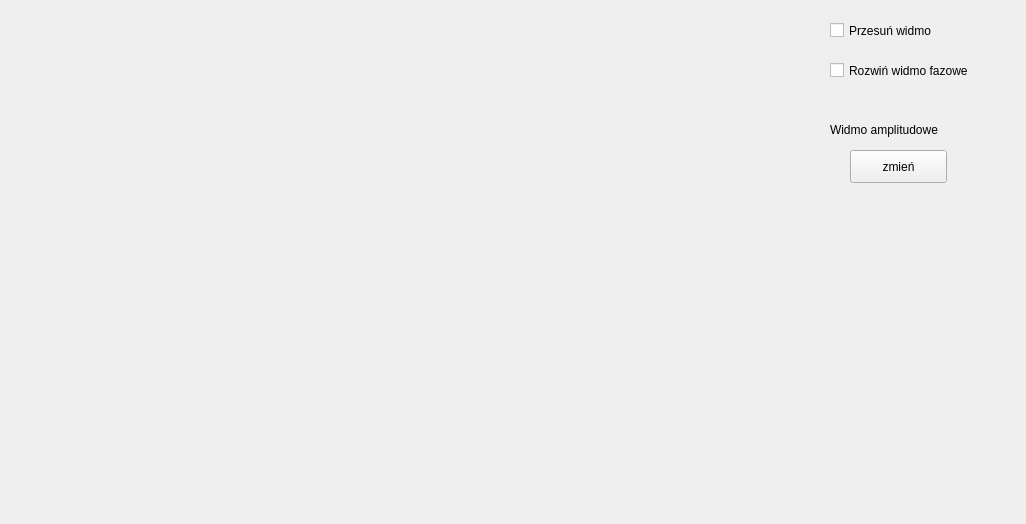
Above: mp3_player/forms/visualisation.ui from adam123600/mp3_player_QT before the change. Below: the same form after it.
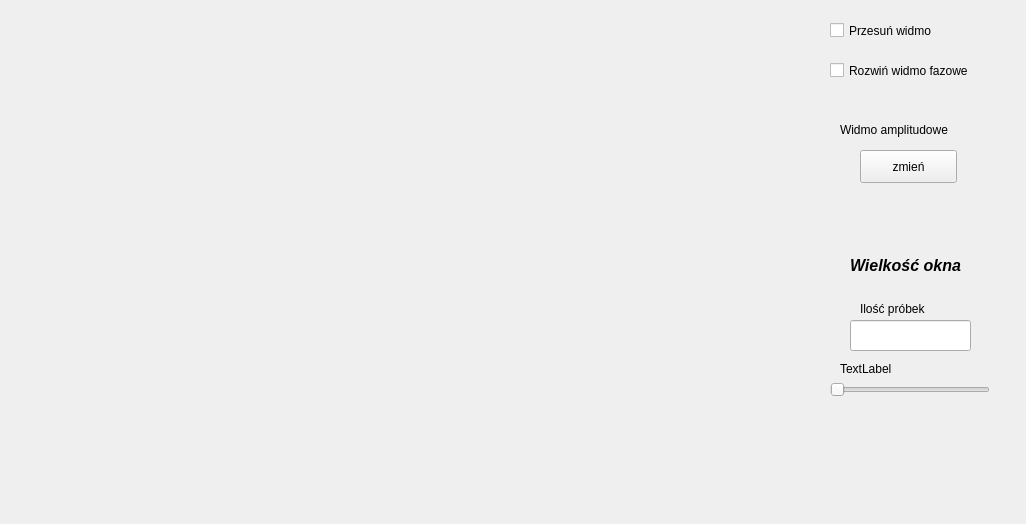
That is the form after the change.

Commit message: Dodanie możliwości zmiany ilości próbek poddawanych transformacie (zmiana wielkości okna czasowego)

Patch:
```diff
--- a/mp3_player/forms/visualisation.ui
+++ b/mp3_player/forms/visualisation.ui
@@ -16,7 +16,7 @@
   <widget class="QPushButton" name="pbChangeSpectrum">
    <property name="geometry">
     <rect>
-     <x>850</x>
+     <x>860</x>
      <y>150</y>
      <width>97</width>
      <height>33</height>
@@ -29,7 +29,7 @@
   <widget class="QLabel" name="labelSpectrum">
    <property name="geometry">
     <rect>
-     <x>830</x>
+     <x>840</x>
      <y>120</y>
      <width>151</width>
      <height>20</height>
@@ -71,6 +71,76 @@
     <string>Rozwiń widmo fazowe</string>
    </property>
   </widget>
+  <widget class="QSlider" name="sliderSamplesCount">
+   <property name="geometry">
+    <rect>
+     <x>830</x>
+     <y>380</y>
+     <width>160</width>
+     <height>20</height>
+    </rect>
+   </property>
+   <property name="orientation">
+    <enum>Qt::Horizontal</enum>
+   </property>
+  </widget>
+  <widget class="QLineEdit" name="leSamplesCount">
+   <property name="geometry">
+    <rect>
+     <x>850</x>
+     <y>320</y>
+     <width>121</width>
+     <height>31</height>
+    </rect>
+   </property>
+  </widget>
+  <widget class="QLabel" name="labelWindowSize">
+   <property name="geometry">
+    <rect>
+     <x>850</x>
+     <y>250</y>
+     <width>121</width>
+     <height>31</height>
+    </rect>
+   </property>
+   <property name="font">
+    <font>
+     <pointsize>12</pointsize>
+     <weight>75</weight>
+     <italic>true</italic>
+     <bold>true</bold>
+    </font>
+   </property>
+   <property name="text">
+    <string>Wielkość okna</string>
+   </property>
+  </widget>
+  <widget class="QLabel" name="labelSamplesCount">
+   <property name="geometry">
+    <rect>
+     <x>860</x>
+     <y>300</y>
+     <width>101</width>
+     <height>17</height>
+    </rect>
+   </property>
+   <property name="text">
+    <string>Ilość próbek</string>
+   </property>
+  </widget>
+  <widget class="QLabel" name="labelWindowTime">
+   <property name="geometry">
+    <rect>
+     <x>840</x>
+     <y>360</y>
+     <width>67</width>
+     <height>17</height>
+    </rect>
+   </property>
+   <property name="text">
+    <string>TextLabel</string>
+   </property>
+  </widget>
  </widget>
  <resources/>
  <connections/>
```
The commit also changes 6 other files.
